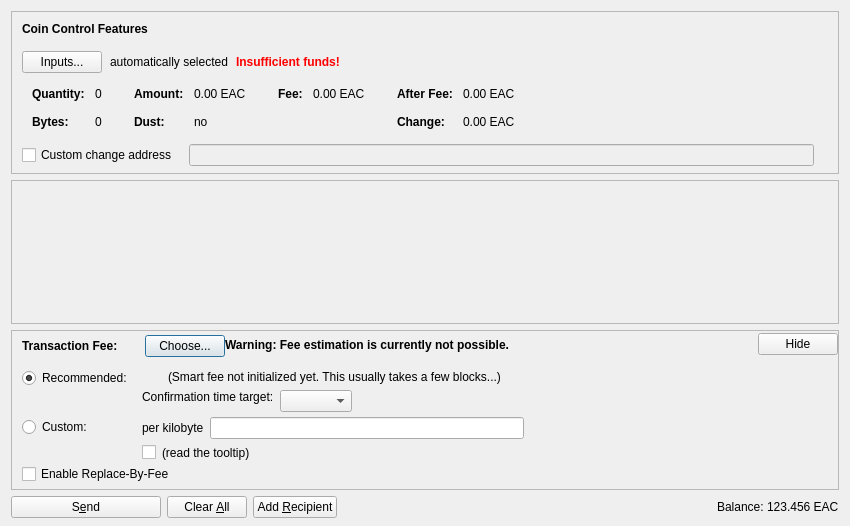
Above: src/qt/forms/sendcoinsdialog.ui from Sandokaaan/Earthcoin before the change. Below: the same form after it.
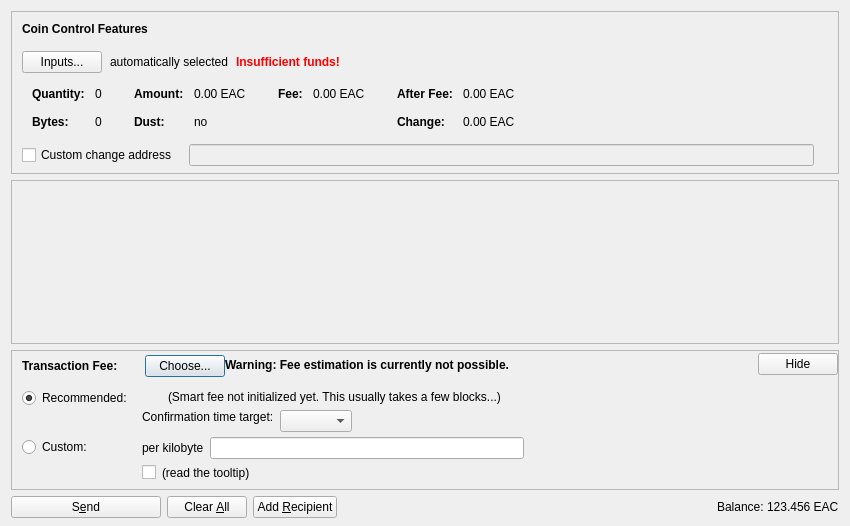
That is the form after the change. Icons and pictures are not drawn. Custom widgets are drawn as their Qt base class.

Diff of the .ui file:
```diff
--- a/src/qt/forms/sendcoinsdialog.ui
+++ b/src/qt/forms/sendcoinsdialog.ui
@@ -1107,16 +1107,6 @@
              </item>
             </layout>
            </item>
-           <item>
-            <widget class="QCheckBox" name="optInRBF">
-             <property name="text">
-              <string>Enable Replace-By-Fee</string>
-             </property>
-             <property name="toolTip">
-              <string>With Replace-By-Fee (BIP-125) you can increase a transaction's fee after it is sent. Without this, a higher fee may be recommended to compensate for increased transaction delay risk.</string>
-             </property>
-            </widget>
-           </item>
           </layout>
          </widget>
         </item>
```
